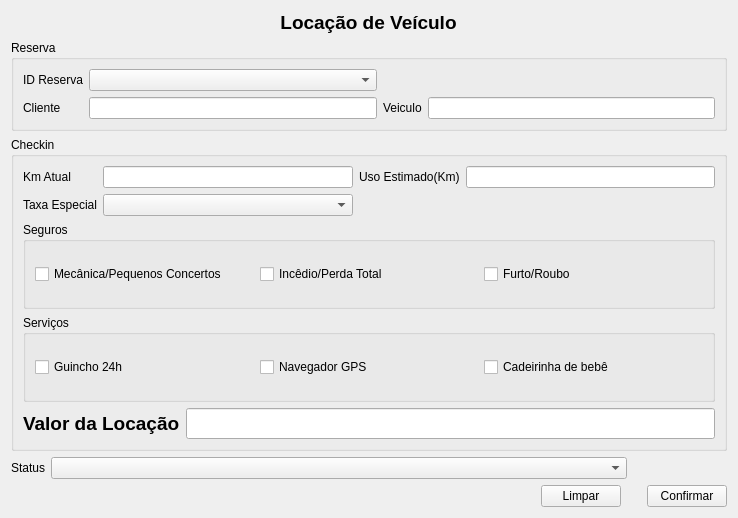
This is ui/ui_locacao.ui in adaiasreis/Projeto as Qt 5 draws it before an edit. The edited form follows.
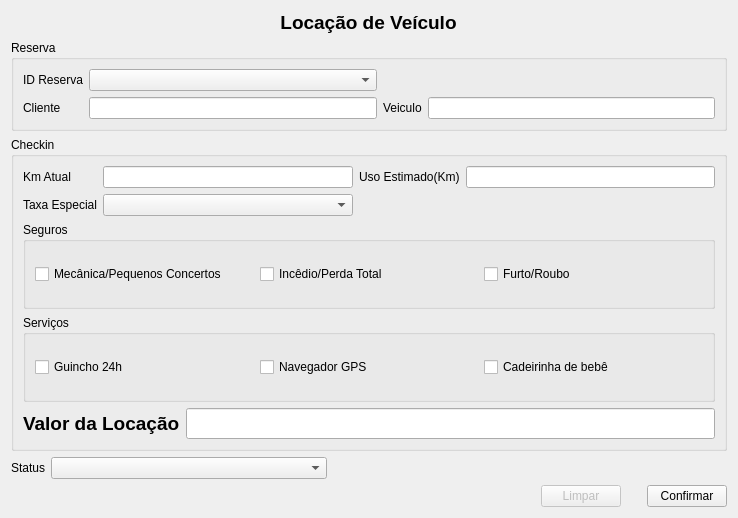
This is the edited form.

What changed in the file:
```diff
--- a/ui/ui_locacao.ui
+++ b/ui/ui_locacao.ui
@@ -71,8 +71,11 @@
             </property>
            </widget>
           </item>
-          <item row="1" column="1">
-           <widget class="QLineEdit" name="campCli_res">
+          <item row="0" column="1">
+           <widget class="QComboBox" name="comboId"/>
+          </item>
+          <item row="1" column="3">
+           <widget class="QLineEdit" name="campVei">
             <property name="readOnly">
              <bool>true</bool>
             </property>
@@ -85,16 +88,13 @@
             </property>
            </widget>
           </item>
-          <item row="1" column="3">
-           <widget class="QLineEdit" name="campVei_res">
+          <item row="1" column="1">
+           <widget class="QLineEdit" name="campCli">
             <property name="readOnly">
              <bool>true</bool>
             </property>
            </widget>
           </item>
-          <item row="0" column="1">
-           <widget class="QComboBox" name="comboId_res"/>
-          </item>
          </layout>
         </item>
        </layout>
@@ -325,11 +325,11 @@
           <enum>Qt::Horizontal</enum>
          </property>
          <property name="sizeType">
-          <enum>QSizePolicy::Preferred</enum>
+          <enum>QSizePolicy::Fixed</enum>
          </property>
          <property name="sizeHint" stdset="0">
           <size>
-           <width>100</width>
+           <width>400</width>
            <height>20</height>
           </size>
          </property>
@@ -354,6 +354,9 @@
        </item>
        <item row="0" column="1">
         <widget class="QPushButton" name="b_limpar_2">
+         <property name="enabled">
+          <bool>false</bool>
+         </property>
          <property name="text">
           <string>Limpar</string>
          </property>
```
